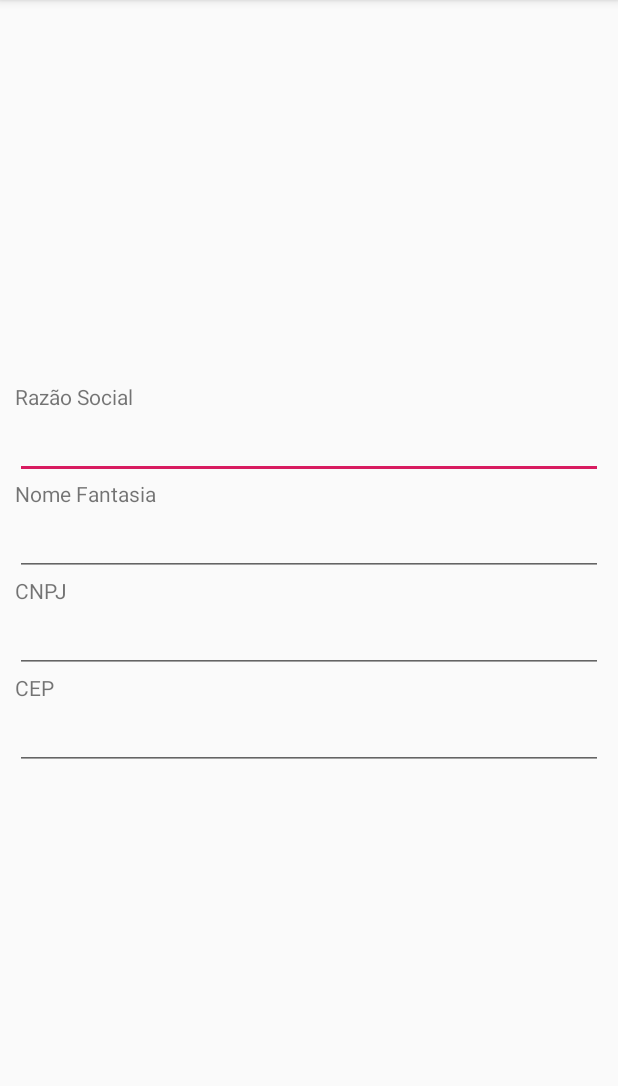
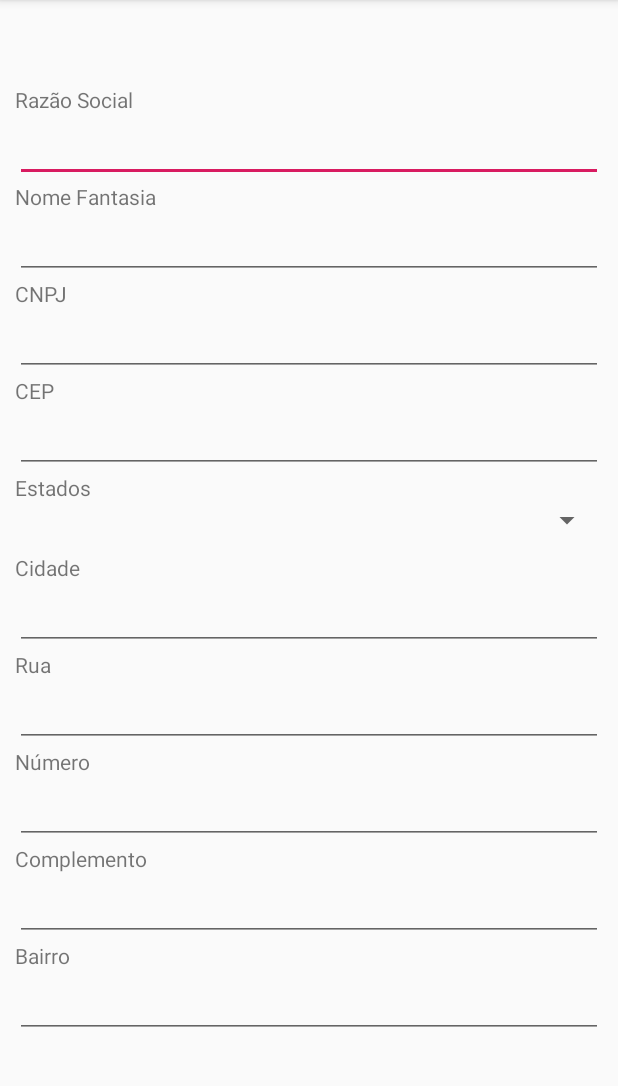
Before and after one commit to gpandreolli/MyAppDonation, an Android app: the CadastrarInstituicaoActivity screen opened directly, with no data from a screen before it, on a phone screen of 412 x 824 dp, the part 84-1170 px from its top. Run offline under Robolectric (Android 15) with nearby library versions, the phone set to English and light mode, and no system bars.

Commit message:
Busca Cep

```diff
--- a/app/build.gradle
+++ b/app/build.gradle
@@ -32,4 +32,6 @@ dependencies {
     androidTestImplementation 'androidx.test.espresso:espresso-core:3.2.0'
     implementation 'com.google.firebase:firebase-analytics:17.2.2'
     implementation 'com.google.firebase:firebase-auth:19.2.0'
+   // compile 'com.android.support:design:25.1.0'
+    compile 'com.google.code.gson:gson:2.7'
 }
--- a/app/src/main/AndroidManifest.xml
+++ b/app/src/main/AndroidManifest.xml
@@ -1,6 +1,8 @@
 <?xml version="1.0" encoding="utf-8"?>
 <manifest xmlns:android="http://schemas.android.com/apk/res/android"
     package="com.gpa.myappdonation">
+
+    <uses-permission android:name="android.permission.INTERNET"/>
 
     <application
         android:allowBackup="true"
--- a/app/src/main/res/layout/activity_cadastrar_instituicao.xml
+++ b/app/src/main/res/layout/activity_cadastrar_instituicao.xml
@@ -47,10 +47,84 @@
         android:layout_height="wrap_content"
         android:text="CEP" />
 
+
     <EditText
-        android:id="@+id/edtCep"
+        android:id="@+id/et_zip_code"
+        android:layout_width="match_parent"
+        android:layout_height="wrap_content"
+        android:layout_centerHorizontal="true"
+        android:layout_centerVertical="true"
+        android:ems="10"
+        android:inputType="number"
+        android:maxLength="8" />
+
+    <TextView
+        android:layout_width="match_parent"
+        android:layout_height="wrap_content"
+        android:text="Estados" />
+
+    <Spinner
+        android:id="@+id/sp_state"
+        android:layout_width="match_parent"
+        android:layout_height="wrap_content"
+        android:layout_marginBottom="10dp" />
+
+    <TextView
+        android:layout_width="match_parent"
+        android:layout_height="wrap_content"
+        android:text="Cidade" />
+
+    <EditText
+        android:id="@+id/et_city"
+        android:layout_width="match_parent"
+        android:layout_height="wrap_content" />
+
+    <TextView
+        android:layout_width="match_parent"
+        android:layout_height="wrap_content"
+        android:text="Rua" />
+
+    <EditText
+        android:id="@+id/et_street"
+        android:layout_width="match_parent"
+        android:layout_height="wrap_content" />
+    <TextView
+        android:layout_width="match_parent"
+        android:layout_height="wrap_content"
+        android:text="Número" />
+
+    <EditText
+        android:id="@+id/et_number"
+        android:layout_width="match_parent"
+        android:layout_height="wrap_content" />
+
+    <TextView
+        android:layout_width="match_parent"
+        android:layout_height="wrap_content"
+        android:text="Complemento" />
+
+    <EditText
+        android:id="@+id/et_complement"
         android:layout_width="match_parent"
         android:layout_height="wrap_content"
         android:inputType="text" />
 
+    <TextView
+        android:layout_width="match_parent"
+        android:layout_height="wrap_content"
+        android:text="Bairro" />
+
+    <EditText
+        android:id="@+id/et_neighbor"
+        android:layout_width="match_parent"
+        android:layout_height="wrap_content" />
+
+    <TextView
+        android:id="@+id/tv_zip_code_search"
+        android:layout_width="match_parent"
+        android:layout_height="wrap_content"
+        android:text="Esqueci o CEP"
+        android:visibility="invisible"/>
+
+
 </LinearLayout>
```
Also changed, not shown: app/src/main/java/com/gpa/myappdonation/model/Address.java (added, +59 -0 lines), app/src/main/java/com/gpa/myappdonation/util/AddressRequest.java (added, +56 -0 lines), app/src/main/java/com/gpa/myappdonation/util/JsonRequest.java (added, +29 -0 lines), app/src/main/java/com/gpa/myappdonation/util/Util.java (added, +65 -0 lines), app/src/main/java/com/gpa/myappdonation/util/ZipCodeListener.java (added, +32 -0 lines), app/src/main/java/com/gpa/myappdonation/view/SignUpActivity.java (added, +56 -0 lines), app/src/main/res/values/styles.xml (+31 -0 lines).
